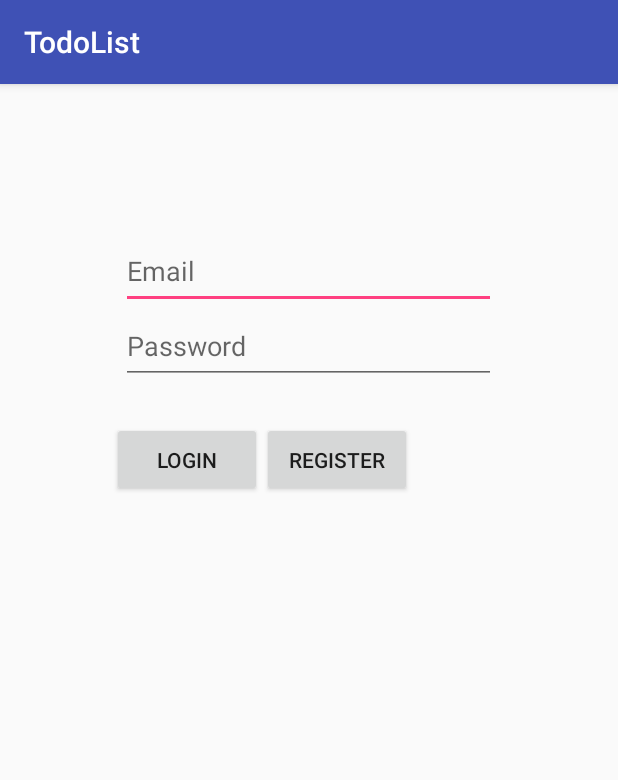
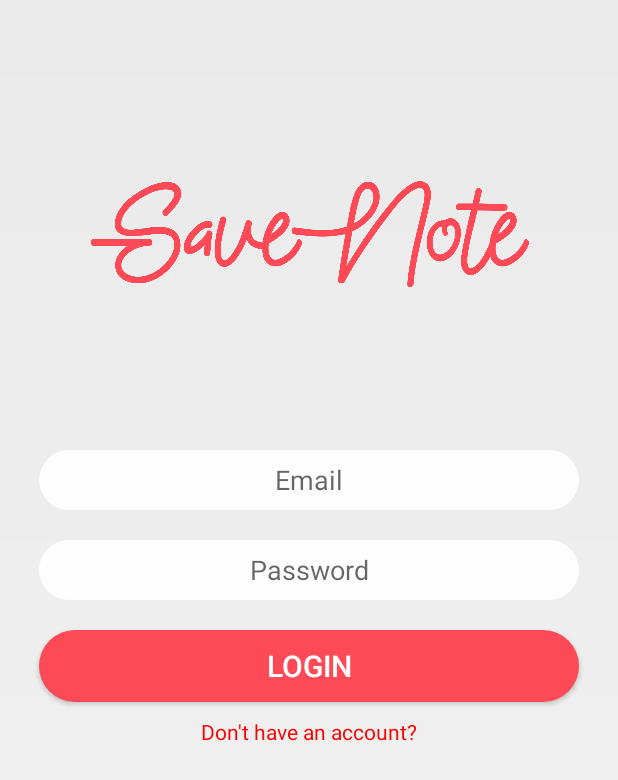
Before and after one commit to gunaya/ToDo-List-Android-App, an Android app: the screen it shows after launch (LoginActivity), on a phone screen of 412 x 824 dp. Shown: the top 780 px of the screen. Run offline under Robolectric (Android 15) with nearby library versions, the phone set to English and light mode, and no system bars.

Commit message:
design login & reg  ex gambar

```diff
--- a/app/src/main/java/com/zucc/todolist/LoginActivity.java
+++ b/app/src/main/java/com/zucc/todolist/LoginActivity.java
@@ -7,13 +7,15 @@ import android.os.Bundle;
 import android.view.View;
 import android.widget.Button;
 import android.widget.EditText;
+import android.widget.TextView;
 import android.widget.Toast;
 
 public class LoginActivity extends AppCompatActivity {
 
     EditText etEmail, etPassword;
-    Button submitBtn, registerBtn;
+    Button submitBtn;
     SharePref sharePref;
+    TextView tx_signup;
 
     @Override
     protected void onCreate(Bundle savedInstanceState) {
@@ -23,7 +25,9 @@ public class LoginActivity extends AppCompatActivity {
         etEmail = findViewById(R.id.et_email);
         etPassword = findViewById(R.id.et_password);
         submitBtn = findViewById(R.id.btn_submit);
-        registerBtn = findViewById(R.id.btn_register);
+        tx_signup = findViewById(R.id.tv_sign_up);
+
+//        registerBtn = findViewById(R.id.btn_register);
 
         sharePref = new SharePref(this);
 
@@ -32,14 +36,22 @@ public class LoginActivity extends AppCompatActivity {
     }
 
     private void Register() {
-        registerBtn.setOnClickListener(new View.OnClickListener() {
+        tx_signup.setOnClickListener(new View.OnClickListener() {
             @Override
-            public void onClick(View view) {
+            public void onClick(View v) {
                 Intent intent = new Intent(LoginActivity.this, RegisterActivity.class);
                 startActivity(intent);
             }
         });
+//        registerBtn.setOnClickListener(new View.OnClickListener() {
+//            @Override
+//            public void onClick(View view) {
+//                Intent intent = new Intent(LoginActivity.this, RegisterActivity.class);
+//                startActivity(intent);
+//            }
+//        });
     }
+
 
     public void Login() {
         submitBtn.setOnClickListener(new View.OnClickListener() {
--- /dev/null
+++ b/app/src/main/res/drawable/btn_submit_background.xml
@@ -0,0 +1,10 @@
+<?xml version="1.0" encoding="utf-8"?>
+<selector xmlns:android="http://schemas.android.com/apk/res/android">
+    <item>
+        <shape android:shape="rectangle">
+            <corners android:radius="50dp"></corners>
+            <solid android:color="#FE4A56"></solid>
+            <size android:height="40dp"></size>
+        </shape>
+    </item>
+</selector>
--- /dev/null
+++ b/app/src/main/res/drawable/edit_text_background.xml
@@ -0,0 +1,10 @@
+<?xml version="1.0" encoding="utf-8"?>
+<selector xmlns:android="http://schemas.android.com/apk/res/android">
+    <item>
+        <shape android:shape="rectangle">
+            <corners android:radius="50dp"></corners>
+            <solid android:color="#FDFDFE"></solid>
+            <size android:height="40dp"></size>
+        </shape>
+    </item>
+</selector>
--- /dev/null
+++ b/app/src/main/res/drawable/layout_background.xml
@@ -0,0 +1,11 @@
+<?xml version="1.0" encoding="utf-8"?>
+<shape xmlns:android="http://schemas.android.com/apk/res/android">
+    <!--<item>-->
+    <gradient
+        android:angle="90"
+        android:startColor="#F2F2F2"
+        android:endColor="#EAEAEA"
+        android:type="linear"
+        />
+    <!--</item>-->
+</shape>
--- a/app/src/main/res/layout/activity_login.xml
+++ b/app/src/main/res/layout/activity_login.xml
@@ -4,44 +4,47 @@
     xmlns:tools="http://schemas.android.com/tools"
     android:layout_width="match_parent"
     android:layout_height="match_parent"
+    android:background="@drawable/layout_background"
     tools:context="com.zucc.todolist.LoginActivity"
-    android:orientation="vertical">
-
+    android:orientation="vertical"
+    android:paddingLeft="16dp"
+    android:paddingRight="16dp"
+    android:paddingBottom="16dp">
+    <ImageView
+        style="@style/image_style"
+        android:src="@drawable/savenote_2" />
     <EditText
         android:id="@+id/et_email"
-        android:layout_width="250dp"
-        android:layout_height="50dp"
-        android:layout_gravity="center"
+        style="@style/editText_style"
         android:inputType="textEmailAddress"
         android:hint="Email"
         android:layout_marginTop="100dp"/>
     <EditText
         android:id="@+id/et_password"
-        android:layout_width="250dp"
-        android:layout_height="50dp"
-        android:layout_gravity="center"
+        style="@style/editText_style"
         android:inputType="textPassword"
         android:hint="Password"/>
 
-    <LinearLayout
-        android:layout_width="350dp"
-        android:layout_height="50dp"
-        android:orientation="horizontal"
-        android:gravity="center_horizontal"
-        android:padding="0dp"
-        android:layout_marginTop="25dp">
+    <Button
+        android:id="@+id/btn_submit"
+        style="@style/submit_style"
+        android:layout_width="match_parent"
+        android:layout_height="wrap_content"
+        android:text="LOGIN"/>
+    <TextView
+        android:id="@+id/tv_sign_up"
+        android:layout_width="wrap_content"
+        android:layout_height="wrap_content"
+        android:text="Don't have an account?"
+        android:textColor="#ff0000"
+        android:layout_gravity="center"
+        />
+    <!--<Button-->
+        <!--android:id="@+id/btn_register"-->
+        <!--style="@style/submit_style"-->
+        <!--android:layout_width="match_parent"-->
+        <!--android:layout_height="wrap_content"-->
+        <!--android:text="REGISTER"/>-->
 
-        <Button
-            android:id="@+id/btn_submit"
-            android:layout_width="100dp"
-            android:layout_height="match_parent"
-            android:text="LOGIN"/>
-        <Button
-            android:id="@+id/btn_register"
-            android:layout_width="100dp"
-            android:layout_height="match_parent"
-            android:text="REGISTER"/>
-
-    </LinearLayout>
 
 </LinearLayout>
--- a/app/src/main/res/layout/activity_register.xml
+++ b/app/src/main/res/layout/activity_register.xml
@@ -4,45 +4,40 @@
     xmlns:tools="http://schemas.android.com/tools"
     android:layout_width="match_parent"
     android:layout_height="match_parent"
+    android:background="@drawable/layout_background"
     tools:context="com.zucc.todolist.RegisterActivity"
-    android:orientation="vertical">
+    android:orientation="vertical"
+    android:paddingTop="16dp"
+    android:paddingLeft="16dp"
+    android:paddingRight="16dp"
+    android:paddingBottom="16dp">
 
     <EditText
         android:id="@+id/et_username"
-        android:layout_width="250dp"
-        android:layout_height="50dp"
-        android:layout_gravity="center"
-        android:layout_marginTop="100dp"
+        style="@style/editText_style"
         android:inputType="textPersonName"
         android:hint="Name"/>
     <EditText
         android:id="@+id/et_email"
-        android:layout_width="250dp"
-        android:layout_height="50dp"
-        android:layout_gravity="center"
+        style="@style/editText_style"
         android:inputType="textEmailAddress"
         android:hint="Email"/>
     <EditText
         android:id="@+id/et_phone"
-        android:layout_width="250dp"
-        android:layout_height="50dp"
-        android:layout_gravity="center"
+        style="@style/editText_style"
         android:inputType="phone"
         android:hint="Phone Number"/>
     <EditText
         android:id="@+id/et_password"
-        android:layout_width="250dp"
-        android:layout_height="50dp"
-        android:layout_gravity="center"
+        style="@style/editText_style"
         android:inputType="textPassword"
         android:hint="Password"/>
 
     <Button
         android:id="@+id/btn_submit"
-        android:layout_width="wrap_content"
+        style="@style/submit_style"
+        android:layout_width="match_parent"
         android:layout_height="wrap_content"
-        android:layout_gravity="center"
-        android:layout_marginTop="25dp"
         android:text="REGISTER"/>
 
 </LinearLayout>
--- a/app/src/main/res/values/colors.xml
+++ b/app/src/main/res/values/colors.xml
@@ -3,4 +3,5 @@
     <color name="colorPrimary">#3F51B5</color>
     <color name="colorPrimaryDark">#303F9F</color>
     <color name="colorAccent">#FF4081</color>
+    <color name="colorMain">#FE4A56</color>
 </resources>
--- a/app/src/main/res/values/styles.xml
+++ b/app/src/main/res/values/styles.xml
@@ -1,11 +1,38 @@
 <resources>
 
     <!-- Base application theme. -->
-    <style name="AppTheme" parent="Theme.AppCompat.Light.DarkActionBar">
+    <style name="AppTheme" parent="Theme.AppCompat.Light.NoActionBar">
         <!-- Customize your theme here. -->
         <item name="colorPrimary">@color/colorPrimary</item>
-        <item name="colorPrimaryDark">@color/colorPrimaryDark</item>
+        <item name="colorPrimaryDark">@color/colorMain</item>
         <item name="colorAccent">@color/colorAccent</item>
     </style>
-
+    <style name="editText_style">
+        <item name="android:gravity">center</item>
+        <item name="android:layout_margin">10dp</item>
+        <item name="android:background">@drawable/edit_text_background</item>
+        <item name="android:layout_width">match_parent</item>
+        <item name="android:layout_height">wrap_content</item>
+        <item name="android:ems">10</item>
+    </style>
+    <style name="submit_style">
+        <item name="android:background">@drawable/btn_submit_background</item>
+        <item name="android:layout_width">match_parent</item>
+        <item name="android:layout_height">wrap_content</item>
+        <item name="android:layout_margin">10dp</item>
+        <item name="android:textColor">#ffffff</item>
+        <item name="android:textSize">20sp</item>
+    </style>
+    <style name="image_style">
+        <item name="android:layout_height">270dp</item>
+        <item name="android:layout_gravity">center</item>
+        <item name="android:layout_width">300dp</item>
+        <item name="android:layout_margin">10dp</item>
+    </style>
+    <style name="image_register_style">
+        <item name="android:layout_height">50dp</item>
+        <!--<item name="android:layout_gravity">center</item>-->
+        <item name="android:layout_width">150dp</item>
+        <item name="android:layout_margin">10dp</item>
+    </style>
 </resources>
--- a/build.gradle
+++ b/build.gradle
@@ -7,7 +7,7 @@ buildscript {
         jcenter()
     }
     dependencies {
-        classpath 'com.android.tools.build:gradle:3.0.1'
+        classpath 'com.android.tools.build:gradle:3.2.1'
 
 
         // NOTE: Do not place your application dependencies here; they belong
```
Also changed, not shown: app/src/main/res/drawable/savenote_2.png (added), gradle/wrapper/gradle-wrapper.properties.
